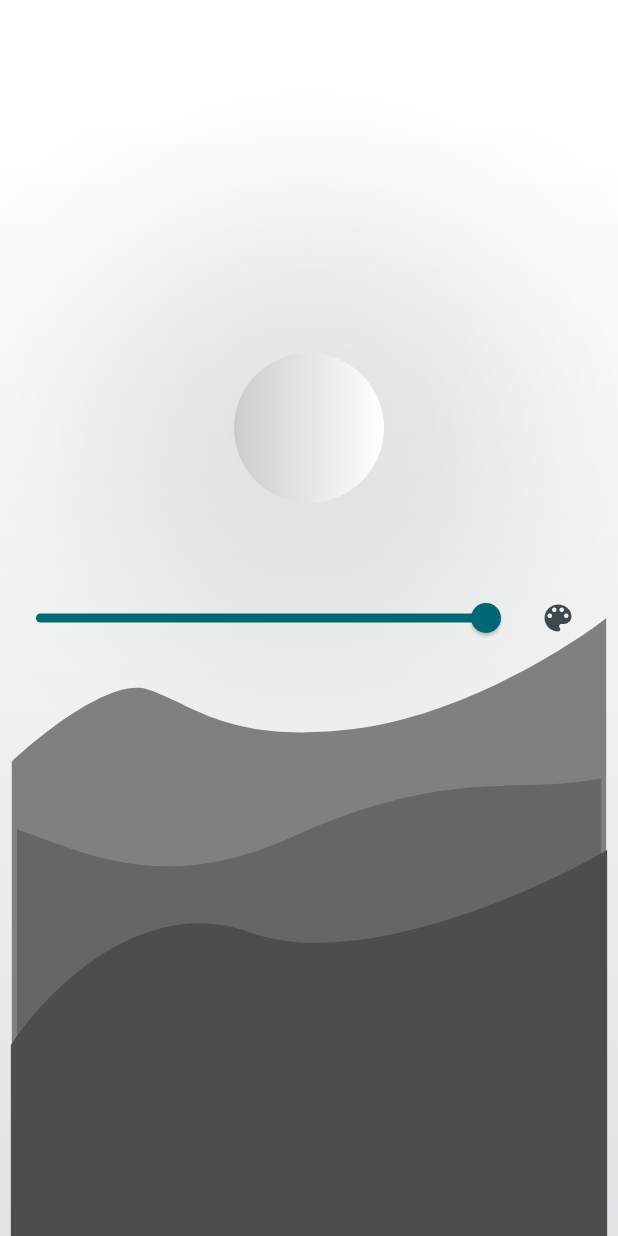
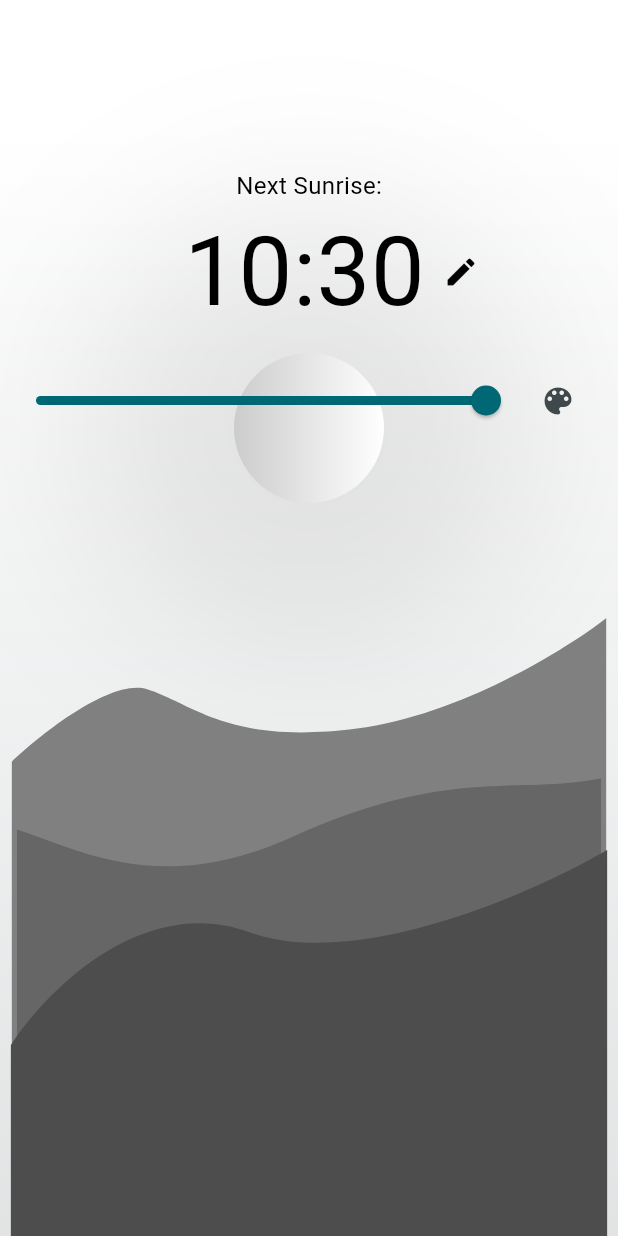
Before and after one commit to MiroKeimioniemi/LED-zeppelin-app, a Flutter app: the screen it shows after launch, on a phone screen of 412 x 824 dp. Run offline on Flutter 3.47's test engine with Material 3 defaults, Android fonts, the phone set to English and light mode, and no system bars; our stand-ins replace flutter_colorpicker, flutter_svg.

Commit message:
Added the next alarm widget

```diff
--- a/lib/components/celestial.dart
+++ b/lib/components/celestial.dart
@@ -1,5 +1,4 @@
 import 'dart:ui';
-
 import 'package:flutter/material.dart';
 
 class CelestialBody extends StatelessWidget {
--- /dev/null
+++ b/lib/components/next_alarm.dart
@@ -0,0 +1,53 @@
+import 'package:flutter/material.dart';
+import 'package:intl/intl.dart';
+
+class NextAlarm extends StatelessWidget {
+
+  final DateTime nextAlarm;
+  final double brightness;
+
+  const NextAlarm({super.key, required this.nextAlarm, required this.brightness});
+
+  @override
+  Widget build(BuildContext context) {
+    return Center(
+      child: Padding(
+        padding: const EdgeInsets.fromLTRB(16.0, 16.0, 16.0, 16.0),
+        child: Column(
+          mainAxisAlignment: MainAxisAlignment.center,
+          children: [
+            Text(
+              'Next Sunrise:',
+              style: TextStyle(
+                fontSize: 16,
+                color: (brightness < 0.5)? Colors.white : Colors.black,
+              ),
+            ),
+            Padding(
+              padding: const EdgeInsets.only(left: 42.0), // Adjust this value as needed
+              child: Row(
+                mainAxisAlignment: MainAxisAlignment.center,
+                children: [
+                  Center(
+                    child: Text(
+                      DateFormat('hh:mm').format(nextAlarm),
+                      style: TextStyle(
+                        fontSize: 64,
+                        color: (brightness < 0.5)? Colors.white : Colors.black,
+                      ),
+                    ),
+                  ),
+                  IconButton(
+                    icon: Icon(Icons.edit),
+                    color: (brightness < 0.5)? Colors.white : Colors.black,
+                    onPressed: () {},
+                  ),
+                ],
+              ),
+            ),
+          ],
+        ),
+      ),
+    );
+  }
+}
--- a/lib/main.dart
+++ b/lib/main.dart
@@ -2,6 +2,7 @@ import 'package:flutter/material.dart';
 import 'package:flutter/services.dart';
 import 'package:flutter_colorpicker/flutter_colorpicker.dart';
 import 'package:led_zeppelin_app/components/celestial.dart';
+import 'package:led_zeppelin_app/components/next_alarm.dart';
 import 'package:provider/provider.dart';
 
 import 'components/gradient_background.dart';
@@ -48,6 +49,11 @@ class LampState extends ChangeNotifier {
 
   void setColor(Color color) {
     _color = color;
+    notifyListeners();
+  }
+
+  void setNextAlarm(DateTime nextAlarm) {
+    _nextAlarm = nextAlarm;
     notifyListeners();
   }
 }
@@ -122,6 +128,15 @@ class _MyHomePageState extends State<MyHomePage> {
               ),
             ),
           ),
+          Column(
+            children: [
+              SizedBox(height: 96),
+              Consumer<LampState>(
+                builder: (context, lampState, child) => NextAlarm(
+                  nextAlarm: lampState.nextAlarm,
+                  brightness: lampState.brightness,
+                ),
+              ),
               Row(
                 mainAxisAlignment: MainAxisAlignment.center,
                 children: [
@@ -181,6 +196,8 @@ class _MyHomePageState extends State<MyHomePage> {
               ),
             ],
           ),
+        ],
+      ),
     );
   }
 }
--- a/pubspec.yaml
+++ b/pubspec.yaml
@@ -38,6 +38,7 @@ dependencies:
   provider: ^6.1.2
   flutter_colorpicker: ^1.1.0
   flutter_svg: ^2.0.10+1
+  intl: ^0.19.0
 
 dev_dependencies:
   flutter_test:
```
Also changed, not shown: pubspec.lock. Lines whose indentation alone changed are shown as unchanged.
